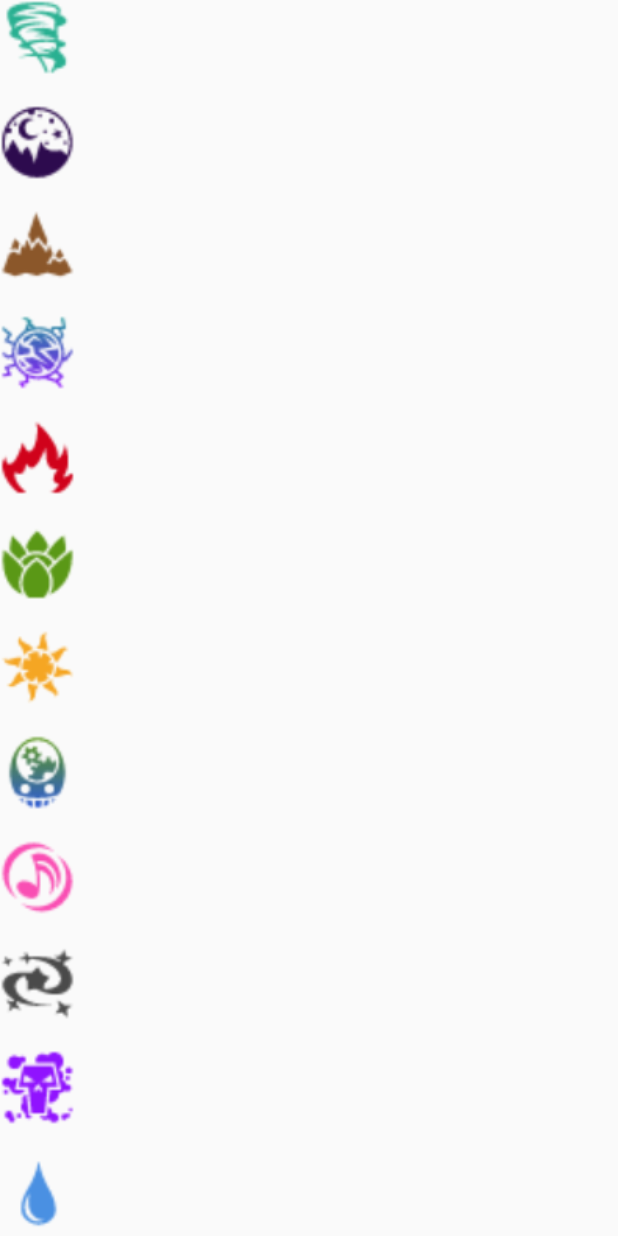
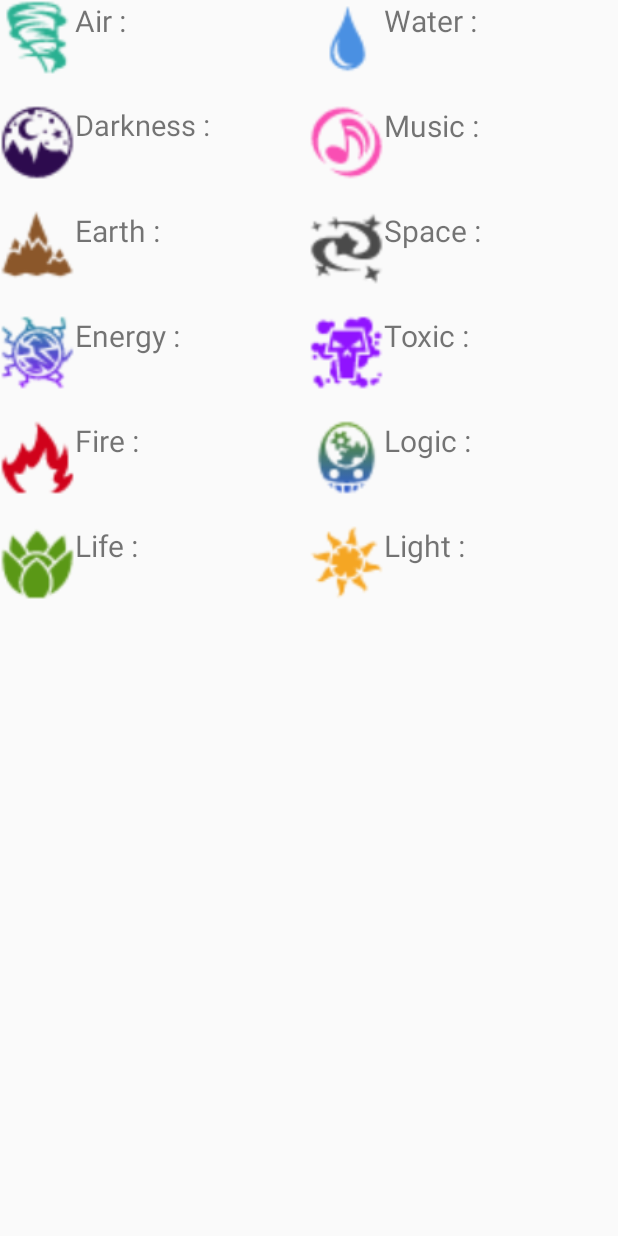
Before and after one commit to ramitz101/RaspiControl, an Android app: the layout fragment_runes.xml on its own in the app's theme, with its tools: preview values and no code run, on a phone screen of 412 x 824 dp. Run offline under Robolectric (Android 15) with nearby library versions, the phone set to English and light mode, and no system bars.

Commit message:
Liste des runes - Terminé

```diff
--- a/Android/Konquest/app/src/main/java/ca/qc/cstj/konquest/fragments/RunesFragment.kt
+++ b/Android/Konquest/app/src/main/java/ca/qc/cstj/konquest/fragments/RunesFragment.kt
@@ -39,7 +39,6 @@
                     when (response.statusCode) {
                         200 -> {
                             val runes = Runes(result.get())
-
 
                             TextViewRuneAir.text = runes.air
                             TextViewRuneDarkness.text = runes.darkness
--- a/Android/Konquest/app/src/main/res/layout/fragment_runes.xml
+++ b/Android/Konquest/app/src/main/res/layout/fragment_runes.xml
@@ -6,14 +6,22 @@
 
 
     <LinearLayout
-        android:id="@+id/LienarLayoutFenetreRunes"
+        android:id="@+id/LinearLayoutRunes"
         android:layout_width="match_parent"
         android:layout_height="match_parent"
+        android:orientation="horizontal">
+
+
+        <LinearLayout
+            android:id="@+id/LinearLayoutRunesGauche"
+            android:layout_width="match_parent"
+            android:layout_height="match_parent"
+            android:layout_weight="1"
             android:orientation="vertical">
 
             <LinearLayout
                 android:id="@+id/LinearLayoutRuneAir"
-            android:layout_width="200dp"
+                android:layout_width="match_parent"
                 android:layout_height="70dp"
                 android:orientation="horizontal">
 
@@ -24,15 +32,24 @@
                     android:src="@drawable/air" />
 
                 <TextView
+                    android:id="@+id/textView"
+                    android:layout_width="wrap_content"
+                    android:layout_height="match_parent"
+                    android:layout_weight="1"
+                    android:text="Air :"
+                    android:textSize="20dp" />
+
+                <TextView
                     android:id="@+id/TextViewRuneAir"
                     android:layout_width="50dp"
-                android:layout_height="50dp" />
+                    android:layout_height="match_parent"
+                    android:textSize="20dp" />
 
             </LinearLayout>
 
             <LinearLayout
                 android:id="@+id/LinearLayoutRuneDarkness"
-            android:layout_width="200dp"
+                android:layout_width="match_parent"
                 android:layout_height="70dp"
                 android:orientation="horizontal">
 
@@ -43,14 +60,24 @@
                     android:src="@drawable/darkness" />
 
                 <TextView
+                    android:id="@+id/textView2"
+                    android:layout_width="wrap_content"
+                    android:layout_height="match_parent"
+                    android:layout_weight="1"
+                    android:text="Darkness :"
+                    android:textSize="19dp" />
+
+                <TextView
                     android:id="@+id/TextViewRuneDarkness"
                     android:layout_width="50dp"
-                android:layout_height="50dp" />
+                    android:layout_height="match_parent"
+                    android:textSize="20dp" />
 
             </LinearLayout>
+
             <LinearLayout
                 android:id="@+id/LinearLayoutRunEarth"
-            android:layout_width="200dp"
+                android:layout_width="match_parent"
                 android:layout_height="70dp"
                 android:orientation="horizontal">
 
@@ -61,14 +88,24 @@
                     android:src="@drawable/earth" />
 
                 <TextView
+                    android:id="@+id/textView3"
+                    android:layout_width="wrap_content"
+                    android:layout_height="match_parent"
+                    android:layout_weight="1"
+                    android:text="Earth :"
+                    android:textSize="20dp" />
+
+                <TextView
                     android:id="@+id/TextViewRuneEarth"
                     android:layout_width="50dp"
-                android:layout_height="50dp" />
+                    android:layout_height="match_parent"
+                    android:textSize="20dp" />
 
             </LinearLayout>
+
             <LinearLayout
                 android:id="@+id/LinearLayoutRuneEnergy"
-            android:layout_width="200dp"
+                android:layout_width="wrap_content"
                 android:layout_height="70dp"
                 android:orientation="horizontal">
 
@@ -79,14 +116,24 @@
                     android:src="@drawable/energy" />
 
                 <TextView
+                    android:id="@+id/textView4"
+                    android:layout_width="wrap_content"
+                    android:layout_height="match_parent"
+                    android:layout_weight="1"
+                    android:text="Energy :       "
+                    android:textSize="20dp" />
+
+                <TextView
                     android:id="@+id/TextViewRuneEnergy"
                     android:layout_width="50dp"
-                android:layout_height="50dp" />
+                    android:layout_height="match_parent"
+                    android:textSize="20dp" />
 
             </LinearLayout>
+
             <LinearLayout
                 android:id="@+id/LinearLayoutRunFire"
-            android:layout_width="200dp"
+                android:layout_width="match_parent"
                 android:layout_height="70dp"
                 android:orientation="horizontal">
 
@@ -97,14 +144,24 @@
                     android:src="@drawable/fire" />
 
                 <TextView
+                    android:id="@+id/textView5"
+                    android:layout_width="wrap_content"
+                    android:layout_height="match_parent"
+                    android:layout_weight="1"
+                    android:text="Fire :"
+                    android:textSize="20dp" />
+
+                <TextView
                     android:id="@+id/TextViewRuneFire"
                     android:layout_width="50dp"
-                android:layout_height="50dp" />
+                    android:layout_height="match_parent"
+                    android:textSize="20dp" />
 
             </LinearLayout>
+
             <LinearLayout
                 android:id="@+id/LinearLayoutRuneLife"
-            android:layout_width="200dp"
+                android:layout_width="match_parent"
                 android:layout_height="70dp"
                 android:orientation="horizontal">
 
@@ -115,15 +172,173 @@
                     android:src="@drawable/life" />
 
                 <TextView
+                    android:id="@+id/textView6"
+                    android:layout_width="wrap_content"
+                    android:layout_height="match_parent"
+                    android:layout_weight="1"
+                    android:text="Life :"
+                    android:textSize="20dp" />
+
+                <TextView
                     android:id="@+id/TextViewRuneLife"
                     android:layout_width="50dp"
-                android:layout_height="50dp" />
+                    android:layout_height="match_parent"
+                    android:textSize="20dp" />
+
+            </LinearLayout>
+
+        </LinearLayout>
+
+        <LinearLayout
+            android:id="@+id/LinearLayoutRunesDroite"
+            android:layout_width="match_parent"
+            android:layout_height="match_parent"
+            android:layout_weight="1"
+            android:orientation="vertical">
+
+            <LinearLayout
+                android:id="@+id/LinearLayoutRuneWater"
+                android:layout_width="match_parent"
+                android:layout_height="70dp"
+                android:orientation="horizontal">
+
+                <ImageView
+                    android:id="@+id/ImageViewRuneWater"
+                    android:layout_width="50dp"
+                    android:layout_height="50dp"
+                    android:src="@drawable/water" />
+
+                <TextView
+                    android:id="@+id/textView7"
+                    android:layout_width="wrap_content"
+                    android:layout_height="match_parent"
+                    android:layout_weight="1"
+                    android:text="Water :"
+                    android:textSize="20dp" />
+
+                <TextView
+                    android:id="@+id/TextViewRuneWater"
+                    android:layout_width="50dp"
+                    android:layout_height="match_parent"
+                    android:textSize="20dp" />
+
+            </LinearLayout>
+
+            <LinearLayout
+                android:id="@+id/LinearLayoutRuneMusic"
+                android:layout_width="match_parent"
+                android:layout_height="70dp"
+                android:orientation="horizontal">
+
+                <ImageView
+                    android:id="@+id/ImageViewRuneMusic"
+                    android:layout_width="50dp"
+                    android:layout_height="50dp"
+                    android:src="@drawable/music" />
+
+                <TextView
+                    android:id="@+id/textView8"
+                    android:layout_width="wrap_content"
+                    android:layout_height="match_parent"
+                    android:layout_weight="1"
+                    android:text="Music :"
+                    android:textSize="20dp" />
+
+                <TextView
+                    android:id="@+id/TextViewRuneMusic"
+                    android:layout_width="50dp"
+                    android:layout_height="match_parent"
+                    android:textSize="20dp" />
+
+            </LinearLayout>
+
+            <LinearLayout
+                android:id="@+id/LinearLayoutRuneSpace"
+                android:layout_width="match_parent"
+                android:layout_height="70dp"
+                android:orientation="horizontal">
+
+                <ImageView
+                    android:id="@+id/ImageViewRuneSpace"
+                    android:layout_width="50dp"
+                    android:layout_height="50dp"
+                    android:src="@drawable/space" />
+
+                <TextView
+                    android:id="@+id/textView9"
+                    android:layout_width="wrap_content"
+                    android:layout_height="match_parent"
+                    android:layout_weight="1"
+                    android:text="Space :"
+                    android:textSize="20dp" />
+
+                <TextView
+                    android:id="@+id/TextViewRuneSpace"
+                    android:layout_width="50dp"
+                    android:layout_height="match_parent"
+                    android:textSize="20dp" />
+
+            </LinearLayout>
+
+            <LinearLayout
+                android:id="@+id/LinearLayoutRuneToxic"
+                android:layout_width="match_parent"
+                android:layout_height="70dp"
+                android:orientation="horizontal">
+
+                <ImageView
+                    android:id="@+id/ImageViewRuneToxic"
+                    android:layout_width="50dp"
+                    android:layout_height="50dp"
+                    android:src="@drawable/toxic" />
+
+                <TextView
+                    android:id="@+id/textView10"
+                    android:layout_width="wrap_content"
+                    android:layout_height="match_parent"
+                    android:layout_weight="1"
+                    android:text="Toxic :"
+                    android:textSize="20dp" />
+
+                <TextView
+                    android:id="@+id/TextViewRuneToxic"
+                    android:layout_width="50dp"
+                    android:layout_height="match_parent"
+                    android:textSize="20dp" />
+
+            </LinearLayout>
+
+            <LinearLayout
+                android:id="@+id/LinearLayoutRuneLogic"
+                android:layout_width="match_parent"
+                android:layout_height="70dp"
+                android:orientation="horizontal">
+
+                <ImageView
+                    android:id="@+id/ImageViewRuneLogic"
+                    android:layout_width="50dp"
+                    android:layout_height="50dp"
+                    android:src="@drawable/logic" />
+
+                <TextView
+                    android:id="@+id/textView11"
+                    android:layout_width="wrap_content"
+                    android:layout_height="match_parent"
+                    android:layout_weight="1"
+                    android:text="Logic :"
+                    android:textSize="20dp" />
+
+                <TextView
+                    android:id="@+id/TextViewRuneLogic"
+                    android:layout_width="50dp"
+                    android:layout_height="match_parent"
+                    android:textSize="20dp" />
 
             </LinearLayout>
 
             <LinearLayout
                 android:id="@+id/LinearLayoutRuneLight"
-            android:layout_width="200dp"
+                android:layout_width="match_parent"
                 android:layout_height="70dp"
                 android:orientation="horizontal">
 
@@ -134,106 +349,21 @@
                     android:src="@drawable/light" />
 
                 <TextView
+                    android:id="@+id/textView12"
+                    android:layout_width="wrap_content"
+                    android:layout_height="match_parent"
+                    android:layout_weight="1"
+                    android:text="Light :"
+                    android:textSize="20dp" />
+
+                <TextView
                     android:id="@+id/TextViewRuneLight"
                     android:layout_width="50dp"
-                android:layout_height="50dp" />
+                    android:layout_height="match_parent"
+                    android:textSize="20dp" />
 
             </LinearLayout>
-
-        <LinearLayout
-            android:id="@+id/LinearLayoutRuneLogic"
-            android:layout_width="200dp"
-            android:layout_height="70dp"
-            android:orientation="horizontal">
-
-            <ImageView
-                android:id="@+id/ImageViewRuneLogic"
-                android:layout_width="50dp"
-                android:layout_height="50dp"
-                android:src="@drawable/logic" />
-
-            <TextView
-                android:id="@+id/TextViewRuneLogic"
-                android:layout_width="50dp"
-                android:layout_height="50dp" />
-
+        </LinearLayout>
     </LinearLayout>
 
-        <LinearLayout
-            android:id="@+id/LinearLayoutRuneMusic"
-            android:layout_width="200dp"
-            android:layout_height="70dp"
-            android:orientation="horizontal">
-
-            <ImageView
-                android:id="@+id/ImageViewRuneMusic"
-                android:layout_width="50dp"
-                android:layout_height="50dp"
-                android:src="@drawable/music" />
-
-            <TextView
-                android:id="@+id/TextViewRuneMusic"
-                android:layout_width="50dp"
-                android:layout_height="50dp" />
-
-        </LinearLayout>
-
-        <LinearLayout
-            android:id="@+id/LinearLayoutRuneSpace"
-            android:layout_width="200dp"
-            android:layout_height="70dp"
-            android:orientation="horizontal">
-
-            <ImageView
-                android:id="@+id/ImageViewRuneSpace"
-                android:layout_width="50dp"
-                android:layout_height="50dp"
-                android:src="@drawable/space" />
-
-            <TextView
-                android:id="@+id/TextViewRuneSpace"
-                android:layout_width="50dp"
-                android:layout_height="50dp" />
-
-        </LinearLayout>
-
-        <LinearLayout
-            android:id="@+id/LinearLayoutRuneToxic"
-            android:layout_width="200dp"
-            android:layout_height="70dp"
-            android:orientation="horizontal">
-
-            <ImageView
-                android:id="@+id/ImageViewRuneToxic"
-                android:layout_width="50dp"
-                android:layout_height="50dp"
-                android:src="@drawable/toxic" />
-
-            <TextView
-                android:id="@+id/TextViewRuneToxic"
-                android:layout_width="50dp"
-                android:layout_height="50dp" />
-
-        </LinearLayout>
-
-        <LinearLayout
-            android:id="@+id/LinearLayoutRuneWater"
-            android:layout_width="200dp"
-            android:layout_height="70dp"
-            android:orientation="horizontal">
-
-            <ImageView
-                android:id="@+id/ImageViewRuneWater"
-                android:layout_width="50dp"
-                android:layout_height="50dp"
-                android:src="@drawable/water" />
-
-            <TextView
-                android:id="@+id/TextViewRuneWater"
-                android:layout_width="50dp"
-                android:layout_height="50dp" />
-
-        </LinearLayout>
-
-    </LinearLayout>
 </FrameLayout>
```
Lines whose indentation alone changed are shown as unchanged.
